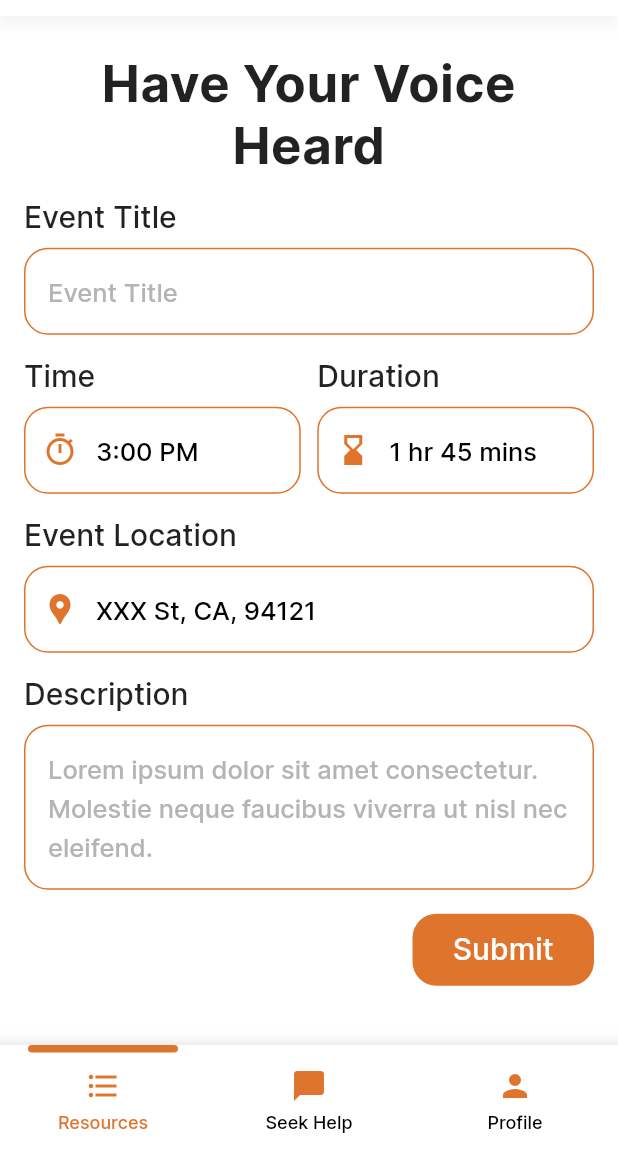
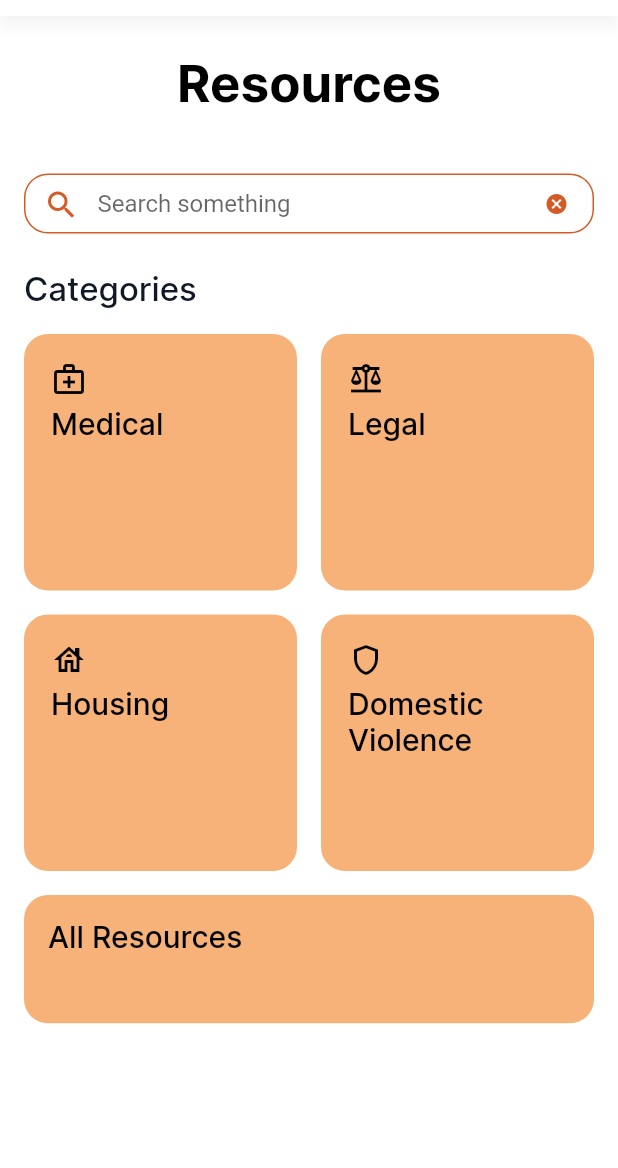
Before and after one commit to TritonSE/CBL-Mobile-Application, a Flutter app: the screen it shows after launch, on a phone screen of 412 x 824 dp, the part 68-1236 px from its top. Run offline on Flutter 3.47's test engine with Material 2 defaults, Android fonts, the phone set to English and light mode, and no system bars; our stand-ins replace cloud_firestore, firebase_auth, firebase_core; accounts and stored records are empty.

Commit message:
Added resources front end pages and widgets

```diff
--- a/lib/main.dart
+++ b/lib/main.dart
@@ -1,116 +1,101 @@
-import 'package:call_black_line/pages/affirmation.dart';
-import 'package:call_black_line/pages/call_text_now.dart';
-import 'package:call_black_line/pages/create_account.dart';
-import 'package:call_black_line/pages/have_your_voice_heard.dart';
-import 'package:call_black_line/widgets/custom_navbar.dart';
-import 'package:call_black_line/pages/donation.dart';
-
 import 'package:flutter/material.dart';
-import 'package:call_black_line/pages/take_action.dart';
-import 'package:call_black_line/widgets/custom_title.dart';
-import 'package:call_black_line/widgets/header.dart';
-import 'package:call_black_line/widgets/rounded_button_image.dart';
-// import 'package:call_black_line/take_action.dart';
+import 'package:call_black_line/pages/resources.dart';
+import 'package:call_black_line/pages/category_name.dart';
+import 'package:call_black_line/pages/resource_title.dart';
 
 void main() {
   runApp(const MyApp());
 }
 
 class MyApp extends StatelessWidget {
+  //final Color orange = const Color(0xDF742C00);
   const MyApp({super.key});
 
+  // This widget is the root of your application.
   @override
   Widget build(BuildContext context) {
     return MaterialApp(
-        title: 'Call Blackline',
+        title: 'Flutter Demo',
         theme: ThemeData(
-          colorScheme: ColorScheme.fromSeed(
-            seedColor: Colors.white,
-          ),
+          // This is the theme of your application.
+          //
+          // Try running your application with "flutter run". You'll see the
+          // application has a blue toolbar. Then, without quitting the app, try
+          // changing the primarySwatch below to Colors.green and then invoke
+          // "hot reload" (press "r" in the console where you ran "flutter run",
+          // or simply save your changes to "hot reload" in a Flutter IDE).
+          // Notice that the counter didn't reset back to zero; the application
+          // is not restarted.
+          primarySwatch: Colors.blue,
         ),
+        //home: const MyHomePage(title: 'Flutter Demo Home Page'),
+        home: Resources(),
         routes: {
-          // '/': (context) => const SeekHelp(),
-          // '/': (context) => const Donation(),
-          '/': (context) => const HaveYourVoiceHeard(),
-          '/callTextNow': (context) => const CallTextNow(),
-          '/createAccount': (context) => const CreateAccount(),
-          '/takeAction': (context) => const TakeActionPage(),
-        }
-        // home: SeekHelp(),
-
-        );
+          '/resources': (context) => const Resources(),
+          '/category_name': (context) => const CategoryName(),
+          '/resource_title': (context) => const ResourceTitle(),
+        });
   }
 }
 
-class SeekHelp extends StatelessWidget {
-  const SeekHelp({super.key});
+class MyHomePage extends StatefulWidget {
+  const MyHomePage({super.key, required this.title});
+
+  // This widget is the home page of your application. It is stateful, meaning
+  // that it has a State object (defined below) that contains fields that affect
+  // how it looks.
+
+  // This class is the configuration for the state. It holds the values (in this
+  // case the title) provided by the parent (in this case the App widget) and
+  // used by the build method of the State. Fields in a Widget subclass are
+  // always marked "final".
+
+  final String title;
 
   @override
+  State<MyHomePage> createState() => _MyHomePageState();
+}
+
+class _MyHomePageState extends State<MyHomePage> {
+  @override
   Widget build(BuildContext context) {
+    // This method is rerun every time setState is called, for instance as done
+    // by the _incrementCounter method above.
+    //
+    // The Flutter framework has been optimized to make rerunning build methods
+    // fast, so that you can just rebuild anything that needs updating rather
+    // than having to individually change instances of widgets.
+    //return CategoryName();
     return Scaffold(
-      resizeToAvoidBottomInset: false,
-      backgroundColor: Colors.white,
-      bottomNavigationBar: const CustomNavBar(
-        currentPage: 'Seek Help',
-      ), //Available: Resources, Seek Help, Profile
-      appBar: const Header(
-        isHome: true,
+      appBar: AppBar(
+        // Here we take the value from the MyHomePage object that was created by
+        // the App.build method, and use it to set our appbar title.
+        title: Text(widget.title),
+        centerTitle: true,
       ),
-      body: Padding(
-        padding: const EdgeInsets.symmetric(horizontal: 16),
+      body: Center(
+        // Center is a layout widget. It takes a single child and positions it
+        // in the middle of the parent.
         child: Column(
-          children: [
-            const CustomTitle(text: 'Seek Help'),
-            RoundedButtonImage(
-              height: 75,
-              width: double.infinity,
-              imageURL: 'assets/images/call.jpg',
-              text: 'Call or Text',
-              onTap: () => Navigator.pushNamed(context, '/takeAction'),
-            ),
-            const SizedBox(
-              height: 16,
-            ),
-            const RoundedButtonImage(
-              height: 75,
-              width: double.infinity,
-              imageURL: 'assets/images/form.jpg',
-              text: 'Write',
-              // ignore: avoid_print
-            ),
-            const SizedBox(
-              height: 24,
-            ),
-            const SizedBox(
-              width: 333,
-              child: Text(
-                'BlackLine is non-judgmental, affirming and supportive, listener-witnessing and information gathering about your experience.',
-                style: TextStyle(
-                  fontSize: 20,
-                  fontFamily: 'Inter',
-                  fontWeight: FontWeight.w500,
-                ),
-                textAlign: TextAlign.center,
-              ),
-            ),
-            const SizedBox(
-              height: 24,
-            ),
-            const SizedBox(
-              width: 358,
-              child: Text(
-                'BlackLine® provides a space for peer support, counseling, witnessing and affirming the lived experiences to folks who are most impacted by systematic oppression with an LGBTQ+ Black Femme Lens.',
-                style: TextStyle(
-                  fontSize: 17,
-                  fontFamily: 'Inter',
-                  fontWeight: FontWeight.w500,
-                ),
-                textAlign: TextAlign.center,
-              ),
-            ),
-          ],
+          // Column is also a layout widget. It takes a list of children and
+          // arranges them vertically. By default, it sizes itself to fit its
+          // children horizontally, and tries to be as tall as its parent.
+          //
+          // Invoke "debug painting" (press "p" in the console, choose the
+          // "Toggle Debug Paint" action from the Flutter Inspector in Android
+          // Studio, or the "Toggle Debug Paint" command in Visual Studio Code)
+          // to see the wireframe for each widget.
+          //
+          // Column has various properties to control how it sizes itself and
+          // how it positions its children. Here we use mainAxisAlignment to
+          // center the children vertically; the main axis here is the vertical
+          // axis because Columns are vertical (the cross axis would be
+          // horizontal).
+          mainAxisAlignment: MainAxisAlignment.center,
+          mainAxisSize: MainAxisSize.min,
+          children: <Widget>[Resources()],
         ),
-      ),
+      ), // This trailing comma makes auto-formatting nicer for build methods.
     );
   }
 }
--- /dev/null
+++ b/lib/pages/resources.dart
@@ -0,0 +1,171 @@
+import 'package:flutter/material.dart';
+import 'package:call_black_line/widgets/header.dart';
+import 'package:call_black_line/widgets/category_square.dart';
+import 'package:call_black_line/widgets/search_bar.dart';
+
+const themeColor = Color(0xFFF7B279);
+const buttonColor = Color(0xFFDF742C);
+const primaryVarColor = Color(0xFFD55B26);
+const secondaryTextColor = Color(0xFF6C6C6C);
+
+class Resources extends StatelessWidget {
+  const Resources({super.key});
+
+  @override
+  Widget build(BuildContext context) {
+    return Scaffold(
+        backgroundColor: Colors.white,
+        appBar: const Header(),
+        body: SingleChildScrollView(
+            child: Row(
+                crossAxisAlignment: CrossAxisAlignment.start,
+                mainAxisAlignment: MainAxisAlignment.start,
+                mainAxisSize: MainAxisSize.max,
+                children: <Widget>[
+                  const SizedBox(
+                    width: 16,
+                  ),
+                  Flexible(
+                    fit: FlexFit.tight,
+                    child: Column(mainAxisAlignment: MainAxisAlignment.start,
+                        children: [
+                          const SizedBox(
+                            height: 24,
+                          ),
+                          Row(
+                            crossAxisAlignment: CrossAxisAlignment.start,
+                            mainAxisAlignment: MainAxisAlignment.center,
+                            mainAxisSize: MainAxisSize.min,
+                            children: const [
+                              Align(
+                                alignment: Alignment.center,
+                                child: Text(
+                                  'Resources',
+                                  textAlign: TextAlign.center,
+                                  style: TextStyle(
+                                    fontSize: 34,
+                                    fontFamily: 'Inter',
+                                    fontWeight: FontWeight.w700,
+                                    color: Colors.black,
+                                  ),
+                                )
+                              ),
+                            ],
+                          ),
+                          const SizedBox(
+                            height: 40,
+                          ),
+
+                          SearchBar(),
+
+                          const SizedBox(
+                            height: 24,
+                          ),
+
+                          //subtitle: categories
+                          const Align(
+                            alignment: Alignment.centerLeft,
+                            child: Text(
+                              'Categories',
+                              textAlign: TextAlign.left,
+                              style: TextStyle(
+                                fontSize: 22,
+                                fontFamily: 'Inter',
+                                fontWeight: FontWeight.w500,
+                                color: Color(0xFF111827),
+                              ),
+                            ),
+                          ),
+
+                          const SizedBox(
+                            height: 16,
+                          ),
+
+                          //row 1 of two containers
+                          Row(
+                            children: const [
+                              CategorySquare(
+                                catText: 'Medical',
+                                icon: Icons.medical_services_outlined,
+                              ),
+                              SizedBox(
+                                width: 16,
+                              ),
+                              CategorySquare(
+                                catText: 'Legal',
+                                icon: Icons.balance_outlined,
+                              ),
+                            ],
+                          ),
+
+                          const SizedBox(
+                            height: 16,
+                          ),
+
+                          Row(
+                            children: const [
+                              CategorySquare(
+                                catText: 'Housing',
+                                icon: Icons.house_outlined,
+                              ),
+                              SizedBox(
+                                width: 16,
+                              ),
+                              CategorySquare(
+                                catText: 'Domestic Violence',
+                                icon: Icons.shield_outlined,
+                              ),
+                            ],
+                          ),
+
+                          const SizedBox(
+                            height: 16,
+                          ),
+
+                          GestureDetector(
+                            child: Row(
+                              children: [
+                                Flexible(
+                                    fit: FlexFit.tight,
+                                    child: Container(
+                                        height: 85.5,
+                                        decoration: const BoxDecoration(
+                                          color: themeColor,
+                                          borderRadius: BorderRadius.all(
+                                              Radius.circular(16)),
+                                        ),
+                                        child: const Padding(
+                                          padding: EdgeInsets.all(16.0),
+                                          child: Text(
+                                            'All Resources',
+                                            style: TextStyle(
+                                                fontSize: 20,
+                                                fontFamily: 'Inter',
+                                                fontWeight: FontWeight.w500,
+                                                color: Colors.black),
+                                          ),
+                                        )
+                                    )
+                                ),
+                              ],
+                            ),
+                            onTap: () {
+                              Navigator.pushNamed(context, '/category_name');
+                            },
+                          ),
+
+                          const SizedBox(
+                            height: 16,
+                          )
+                        ]
+                    ),
+                  ),
+                  const SizedBox(
+                    width: 16,
+                  )
+                ]
+          )
+      )
+    );
+  }
+}
--- /dev/null
+++ b/lib/widgets/category_square.dart
@@ -0,0 +1,51 @@
+import 'package:flutter/material.dart';
+import 'package:call_black_line/pages/resources.dart';
+
+class CategorySquare extends StatelessWidget {
+  final String catText;
+  final IconData icon;
+  const CategorySquare(
+      {Key? key, this.catText = 'category_name', required this.icon})
+      : super(key: key);
+
+  Widget build(BuildContext context) {
+    return Flexible(
+        fit: FlexFit.tight,
+        child: InkWell(
+          child: Container(
+            height: 171,
+            decoration: BoxDecoration(
+              color: themeColor,
+              borderRadius: BorderRadius.all(const Radius.circular(16)),
+            ),
+            child: Padding(
+              padding: const EdgeInsets.all(18.0),
+              child: Column(
+                mainAxisAlignment: MainAxisAlignment.start,
+                crossAxisAlignment: CrossAxisAlignment.start,
+                children: [
+                  Icon(icon, color: Colors.black),
+                  SizedBox(
+                    height: 6,
+                  ),
+                  Expanded(
+                    child: Text(
+                      catText,
+                      style: const TextStyle(
+                          fontSize: 20,
+                          fontFamily: 'Inter',
+                          fontWeight: FontWeight.w500,
+                          color: Colors.black),
+                    ),
+                  )
+                ],
+              ),
+            ),
+          ),
+          onTap: () {
+            Navigator.pushNamed(context, '/category_name');
+          },
+        )
+    );
+  }
+}
--- /dev/null
+++ b/lib/widgets/search_bar.dart
@@ -0,0 +1,45 @@
+import 'package:flutter/material.dart';
+import 'package:call_black_line/pages/resources.dart';
+
+class SearchBar extends StatelessWidget {
+  const SearchBar({super.key});
+
+  @override
+  Widget build(BuildContext context) {
+    final TextEditingController textarea = TextEditingController();
+    return Container(
+        height: 40,
+        decoration: BoxDecoration(
+            color: Colors.white,
+            borderRadius:
+                const BorderRadius.all(Radius.circular(16)),
+            border: Border.all(
+                color: primaryVarColor,
+                width: 1,
+            ),
+        ),
+      child: Center(
+        child: TextField(
+          controller: textarea,
+          decoration: InputDecoration(
+            prefixIcon: IconButton(
+                icon: const Icon(Icons.search),
+                onPressed: (){},
+                color: primaryVarColor,
+            ),
+            suffixIcon: IconButton(
+              icon: const Icon(Icons.cancel, size: 16.0),
+              onPressed: (){
+                textarea.clear();
+                FocusScope.of(context).requestFocus(FocusNode());
+              },
+              color: primaryVarColor,
+            ),
+            hintText: 'Search something',
+            border: InputBorder.none,
+          ),
+        )
+      )
+    );
+  }
+}
```
Also changed, not shown: lib/pages/category_name.dart (added, +99 -0 lines), lib/pages/resource_title.dart (added, +98 -0 lines), lib/widgets/resource_rect.dart (added, +60 -0 lines).
